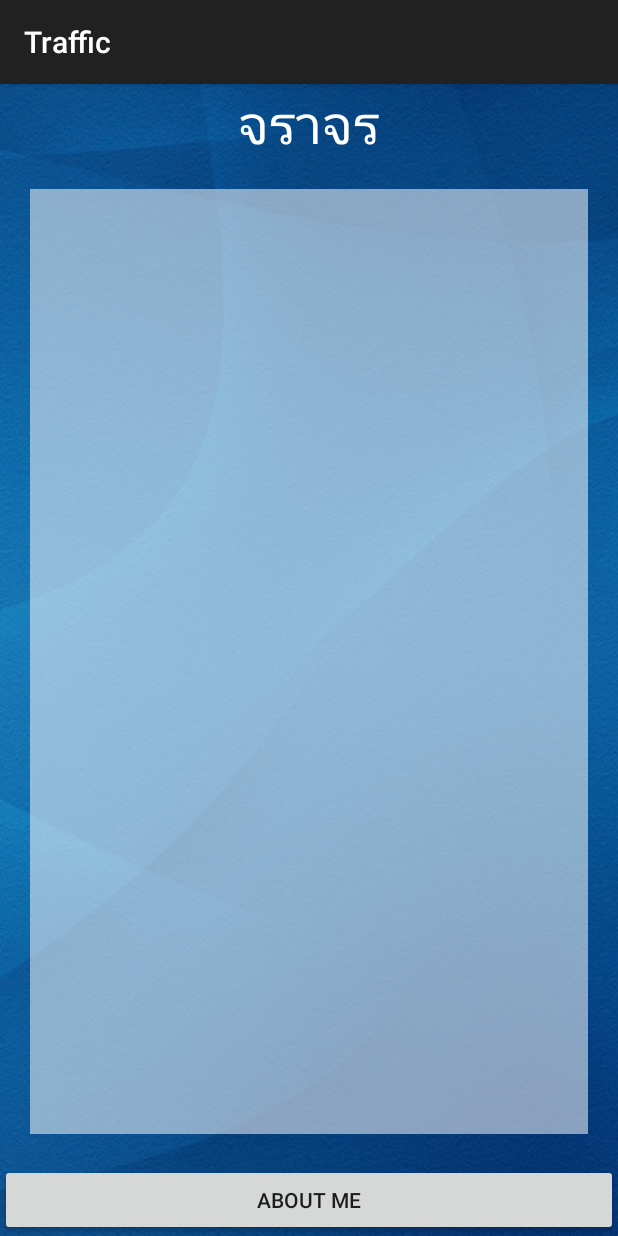
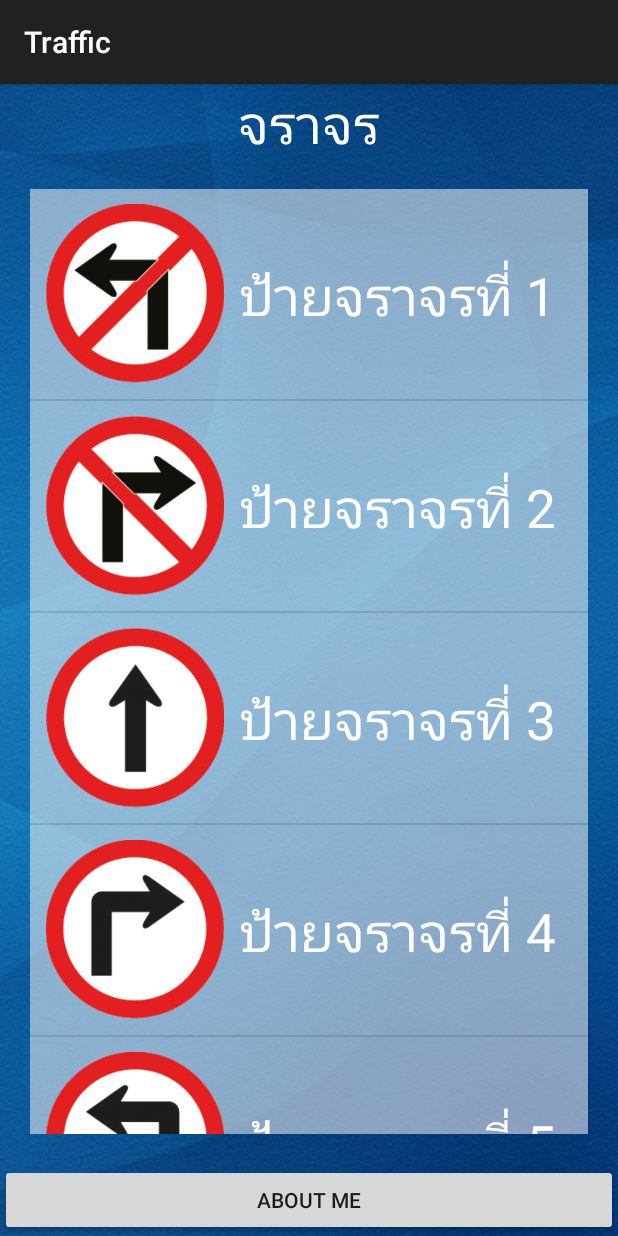
Before and after one commit to akumo/Traffic_12Sep15, an Android app: the screen it shows after launch (MainActivity), on a phone screen of 412 x 824 dp. Run offline under Robolectric (Android 15) with nearby library versions, the phone set to English and light mode, and no system bars.

Commit message:
Commit from Graphic #2

```diff
--- a/app/src/main/java/com/example/akumo/traffic/MainActivity.java
+++ b/app/src/main/java/com/example/akumo/traffic/MainActivity.java
@@ -37,6 +37,55 @@ public class MainActivity extends AppCompatActivity {
 
     private void createListView() {
 
+        //Setup Icon
+        int intIcon[] = new int[20];
+        intIcon[0] = R.drawable.traffic_01;
+        intIcon[1] = R.drawable.traffic_02;
+        intIcon[2] = R.drawable.traffic_03;
+        intIcon[3] = R.drawable.traffic_04;
+        intIcon[4] = R.drawable.traffic_05;
+        intIcon[5] = R.drawable.traffic_06;
+        intIcon[6] = R.drawable.traffic_07;
+        intIcon[7] = R.drawable.traffic_08;
+        intIcon[8] = R.drawable.traffic_09;
+        intIcon[9] = R.drawable.traffic_10;
+        intIcon[10] = R.drawable.traffic_11;
+        intIcon[11] = R.drawable.traffic_12;
+        intIcon[12] = R.drawable.traffic_13;
+        intIcon[13] = R.drawable.traffic_14;
+        intIcon[14] = R.drawable.traffic_15;
+        intIcon[15] = R.drawable.traffic_16;
+        intIcon[16] = R.drawable.traffic_17;
+        intIcon[17] = R.drawable.traffic_18;
+        intIcon[18] = R.drawable.traffic_19;
+        intIcon[19] = R.drawable.traffic_20;
+
+        //Setup Title
+        String[] strTitle = new String[20];
+        strTitle[0] = "ป้ายจราจรที่ 1";
+        strTitle[1] = "ป้ายจราจรที่ 2";
+        strTitle[2] = "ป้ายจราจรที่ 3";
+        strTitle[3] = "ป้ายจราจรที่ 4";
+        strTitle[4] = "ป้ายจราจรที่ 5";
+        strTitle[5] = "ป้ายจราจรที่ 6";
+        strTitle[6] = "ป้ายจราจรที่ 7";
+        strTitle[7] = "ป้ายจราจรที่ 8";
+        strTitle[8] = "ป้ายจราจรที่ 9";
+        strTitle[9] = "ป้ายจราจรที่ 10";
+        strTitle[10] = "ป้ายจราจรที่ 11";
+        strTitle[11] = "ป้ายจราจรที่ 12";
+        strTitle[12] = "ป้ายจราจรที่ 13";
+        strTitle[13] = "ป้ายจราจรที่ 14";
+        strTitle[14] = "ป้ายจราจรที่ 15";
+        strTitle[15] = "ป้ายจราจรที่ 16";
+        strTitle[16] = "ป้ายจราจรที่ 17";
+        strTitle[17] = "ป้ายจราจรที่ 18";
+        strTitle[18] = "ป้ายจราจรที่ 19";
+        strTitle[19] = "ป้ายจราจรที่ 20";
+
+        MyAdapter objMyAdapter = new MyAdapter(MainActivity.this, intIcon, strTitle);
+        trafficListView.setAdapter(objMyAdapter);
+
 
     } // createListView
 
```
